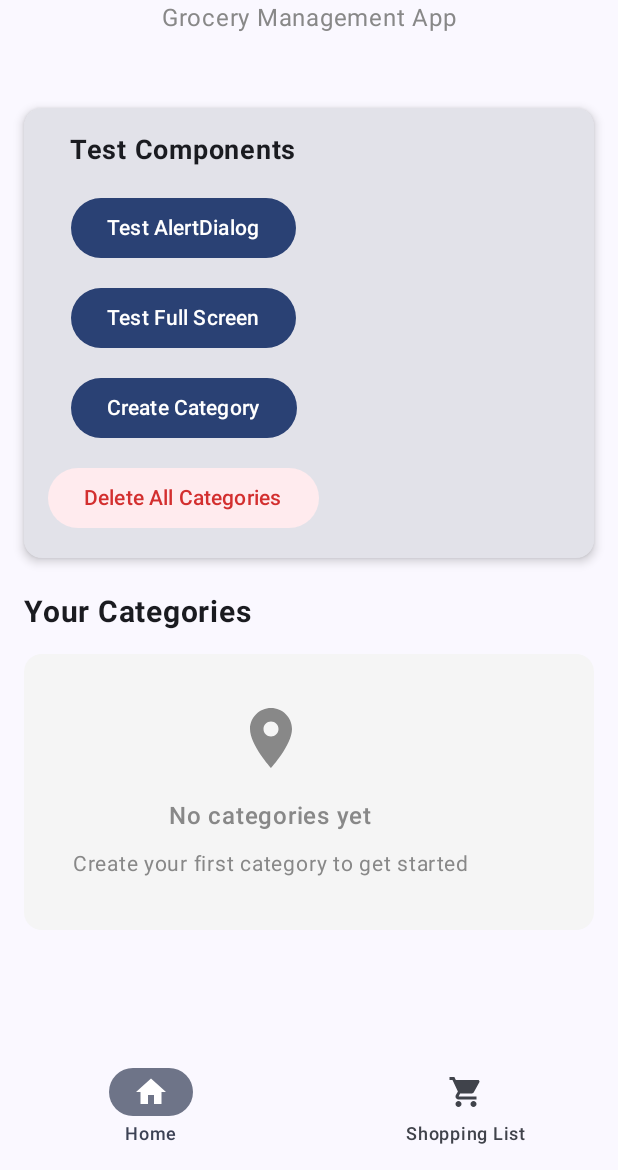
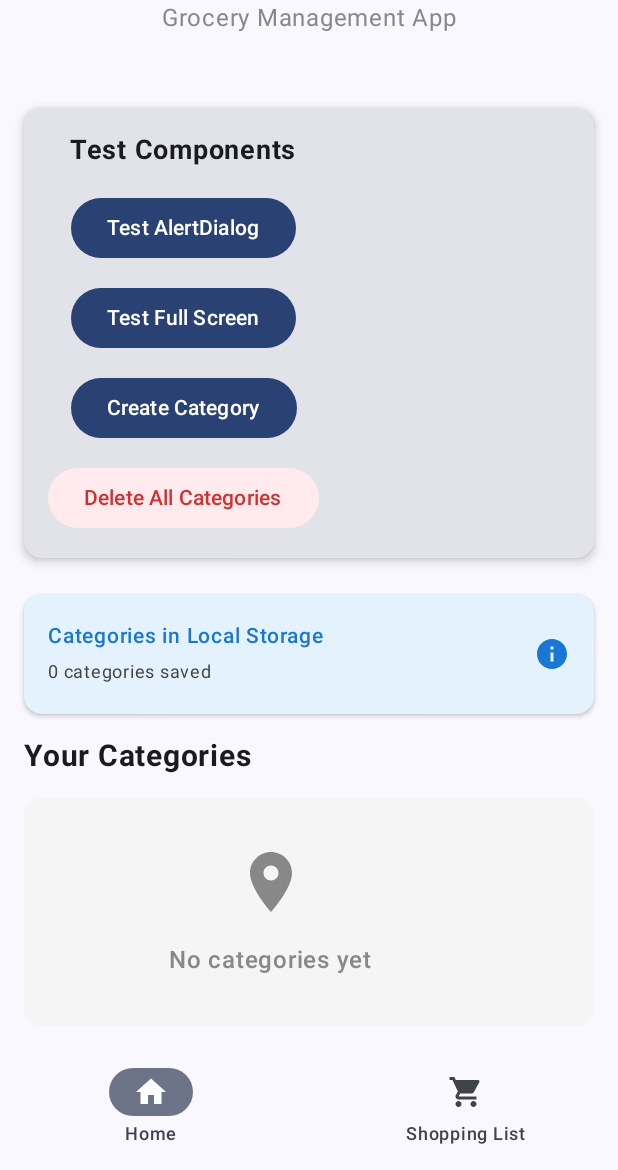
Before and after one commit to kriptogan/SuperCart2, an Android app built with Jetpack Compose: the screen it shows after launch (MainActivity), on a phone screen of 412 x 824 dp, the part 66-1236 px from its top. Run offline under Robolectric (Android 15) with nearby library versions, the phone set to English and light mode, and no system bars; our stand-ins replace Firebase (no records; nobody signed in at launch, a user with empty details on screens opened directly); 1 statement that could not run was skipped.

Commit message:
finished testing categories

```diff
--- a/app/src/main/java/com/kriptogan/supercart2/MainActivity.kt
+++ b/app/src/main/java/com/kriptogan/supercart2/MainActivity.kt
@@ -12,6 +12,7 @@ import androidx.compose.foundation.layout.padding
 import androidx.compose.foundation.layout.size
 import androidx.compose.material.icons.Icons
 import androidx.compose.material.icons.filled.ShoppingCart
+import androidx.compose.material.icons.filled.Info
 import androidx.compose.material3.*
 import androidx.compose.runtime.*
 import androidx.compose.ui.Alignment
@@ -88,6 +89,12 @@ fun MainContent(
     var isConnected by remember { mutableStateOf(false) }
     var showAlertDialog by remember { mutableStateOf(false) }
     var showFullScreenWindow by remember { mutableStateOf(false) }
+    var categoriesChanged by remember { mutableStateOf(0) }
+
+    // Single source of truth for categories - like Angular's component property
+    val localStorageManager = LocalStorageManager(context)
+    var categories by remember { mutableStateOf(localStorageManager.getCategories()) }
+
     val coroutineScope = rememberCoroutineScope()
 
     // Check connection status every 2 seconds
@@ -122,7 +129,15 @@ fun MainContent(
             },
             showCategoryDialog = showCategoryDialog,
             onShowCategoryDialog = onShowCategoryDialog,
-            coroutineScope = coroutineScope
+            coroutineScope = coroutineScope,
+            onCategoriesChanged = {
+                categoriesChanged++
+            },
+            categoriesChanged = categoriesChanged,
+            categories = categories,
+            onCategoriesUpdated = { newCategories ->
+                categories = newCategories
+            }
         )
         "shopping_list" -> ShoppingListContent(
             modifier = modifier
@@ -145,7 +160,15 @@ fun MainContent(
             },
             showCategoryDialog = showCategoryDialog,
             onShowCategoryDialog = onShowCategoryDialog,
-            coroutineScope = coroutineScope
+            coroutineScope = coroutineScope,
+            onCategoriesChanged = {
+                categoriesChanged++
+            },
+            categoriesChanged = categoriesChanged,
+            categories = categories,
+            onCategoriesUpdated = { newCategories ->
+                categories = newCategories
+            }
         )
     }
 
@@ -169,6 +192,9 @@ fun MainContent(
                                  // Show success message or handle success
                              }
                          }
+
+                         // Update the reactive categories state directly
+                         categories = localStorageManager.getCategories()
 
                          onHideCategoryDialog()
                      },
@@ -242,10 +268,21 @@ fun HomeContent(
     onTestConnection: () -> Unit,
     showCategoryDialog: Boolean = false,
     onShowCategoryDialog: () -> Unit = {},
-    coroutineScope: CoroutineScope = rememberCoroutineScope()
+    coroutineScope: CoroutineScope = rememberCoroutineScope(),
+    onCategoriesChanged: () -> Unit = {},
+    categoriesChanged: Int = 0,
+    categories: List<Category> = emptyList(),
+    onCategoriesUpdated: (List<Category>) -> Unit = {}
 ) {
     val context = LocalContext.current
     val localStorageManager = remember { LocalStorageManager(context) }
+
+    // Function to refresh categories - updates the reactive state
+    fun refreshCategories() {
+        val newCategories = localStorageManager.getCategories()
+        onCategoriesUpdated(newCategories)
+        onCategoriesChanged()
+    }
 
     Column(
         modifier = modifier
@@ -327,6 +364,9 @@ fun HomeContent(
                                      // Then clear from local storage
                                      localStorageManager.clearAllData()
 
+                                     // Update the reactive categories state via callback
+                                     onCategoriesUpdated(emptyList())
+
                                      // Show success message (you can add a toast or snackbar here)
                                  } catch (e: Exception) {
                                      // Handle error (you can add error handling here)
@@ -346,6 +386,46 @@ fun HomeContent(
 
         Spacer(modifier = Modifier.height(24.dp))
 
+        // Categories Count Display
+        Card(
+            modifier = Modifier.fillMaxWidth(),
+            elevation = CardDefaults.cardElevation(defaultElevation = 2.dp),
+            colors = CardDefaults.cardColors(
+                containerColor = Color(0xFFE3F2FD)
+            )
+        ) {
+            Row(
+                modifier = Modifier
+                    .fillMaxWidth()
+                    .padding(16.dp),
+                horizontalArrangement = Arrangement.SpaceBetween,
+                verticalAlignment = Alignment.CenterVertically
+            ) {
+                Column {
+                    Text(
+                        text = "Categories in Local Storage",
+                        fontSize = 14.sp,
+                        fontWeight = FontWeight.Medium,
+                        color = Color(0xFF1976D2)
+                    )
+                                         Text(
+                         text = "${categories.size} categories saved",
+                         fontSize = 12.sp,
+                         color = Color(0xFF424242)
+                     )
+                }
+
+                Icon(
+                    imageVector = Icons.Default.Info,
+                    contentDescription = "Local Storage Info",
+                    modifier = Modifier.size(24.dp),
+                    tint = Color(0xFF1976D2)
+                )
+            }
+        }
+
+        Spacer(modifier = Modifier.height(16.dp))
+
         // Categories List Section
         CategoriesList(
             firebaseManager = firebaseManager,
@@ -355,7 +435,9 @@ fun HomeContent(
                 // Handle category click - can be expanded later
             },
             showTitle = true,
-            title = "Your Categories"
+            title = "Your Categories",
+            onDataChanged = { refreshCategories() },
+            categories = categories // Use the categories passed from parent
         )
     }
 }
--- a/app/src/main/java/com/kriptogan/supercart2/ui/components/CategoriesList.kt
+++ b/app/src/main/java/com/kriptogan/supercart2/ui/components/CategoriesList.kt
@@ -28,35 +28,35 @@ fun CategoriesList(
     modifier: Modifier = Modifier,
     onCategoryClick: ((Category) -> Unit)? = null,
     showTitle: Boolean = true,
-    title: String = "Categories"
+    title: String = "Categories",
+    onDataChanged: (() -> Unit)? = null,
+    key: Any? = null,
+    categories: List<Category> = emptyList() // Accept categories as parameter
 ) {
-    var categories by remember { mutableStateOf<List<Category>>(emptyList()) }
     var isLoading by remember { mutableStateOf(true) }
     var error by remember { mutableStateOf<String?>(null) }
     val coroutineScope = rememberCoroutineScope()
 
-    // Fetch categories from both sources
+    // Fetch categories from both sources only when component first loads
     LaunchedEffect(Unit) {
         try {
             isLoading = true
 
-            // Get local categories first for quick display
-            val localCategories = localStorageManager.getCategories()
-            categories = localCategories.sortedBy { it.viewOrder }
-
             // Try to get Firebase categories and merge them
             try {
                 val firebaseCategories = firebaseManager.getCategories()
+                val localCategories = localStorageManager.getCategories()
 
                 // Merge and deduplicate categories
                 val mergedCategories = (localCategories + firebaseCategories)
                     .distinctBy { it.uuid }
                     .sortedBy { it.viewOrder }
 
-                categories = mergedCategories
-
                 // Update local storage with merged data
                 localStorageManager.saveCategories(mergedCategories)
+
+                // Notify parent component that data has changed
+                onDataChanged?.invoke()
 
             } catch (e: Exception) {
                 // If Firebase fails, keep local categories
```
Lines whose indentation alone changed are shown as unchanged.
